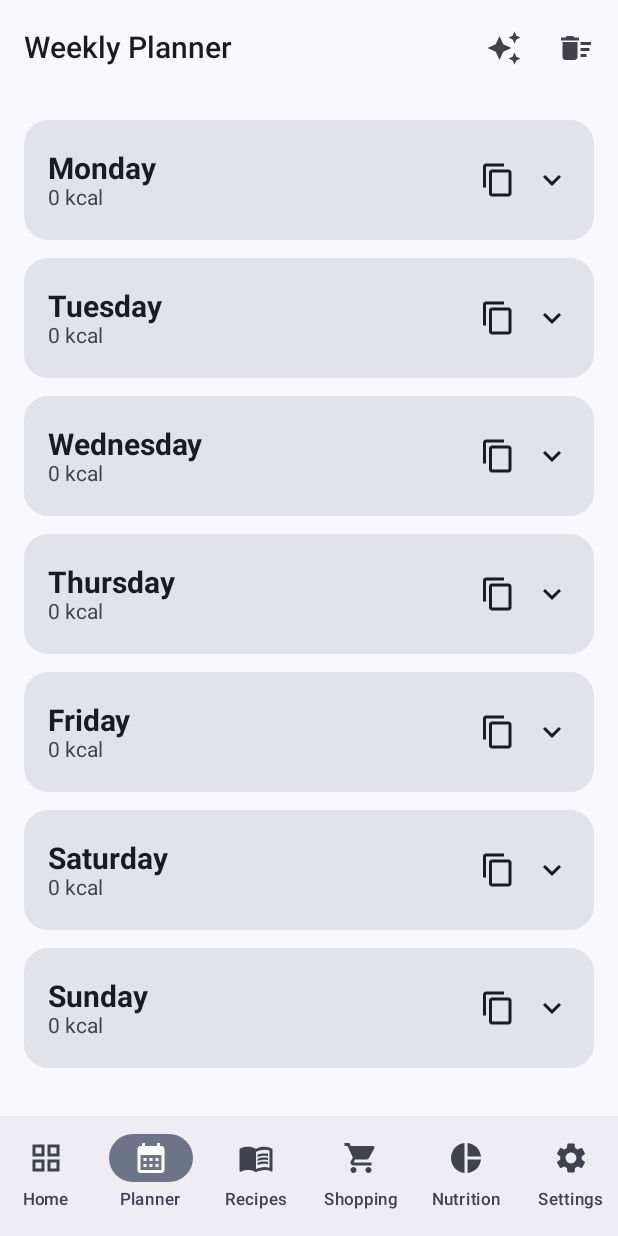
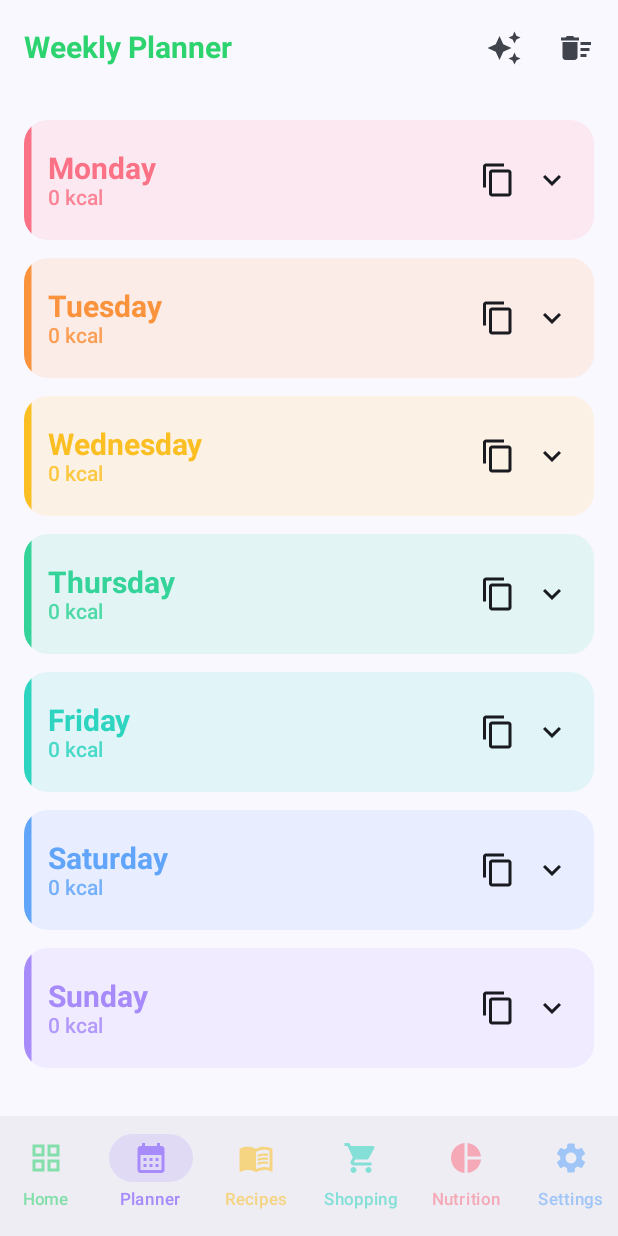
Before and after one commit to laci141/NutriPlan-, an Android app built with Jetpack Compose: the screen it shows after launch (MainActivity), item 2 of the bottom bar chosen, on a phone screen of 412 x 824 dp. Run offline under Robolectric (Android 15) with nearby library versions, the phone set to English and light mode, and no system bars; our stand-ins replace Dagger/Hilt's generated code, Room's generated code, Timber.

Commit message:
Vibrant 2026 accent palette: neon titles, per-day & per-tab colors
- New Accent palette (theme/AccentPalette.kt): neon-green brand accent,
  a rainbow color per weekday, and a signature color per nav tab.
- Screen titles render in neon green via shared ScreenTitle().
- Weekly Planner day cards get a tinted background, a colored left
  stripe and color-coded day name/kcal per weekday.
- Bottom navigation tints each tab in its own color (active fully
  saturated with colored pill, inactive in a muted tint) so the bar is
  no longer monotone.

Co-Authored-By: Claude Sonnet 4.6 <noreply@anthropic.com>
Claude-Session: https://claude.ai/code/session_015GWGYr7oWZjoQy2G7srYaD

```diff
--- a/app/src/main/java/com/nutriplan/app/presentation/NutriPlanApp.kt
+++ b/app/src/main/java/com/nutriplan/app/presentation/NutriPlanApp.kt
@@ -10,6 +10,7 @@ import androidx.compose.material3.Icon
 import androidx.compose.material3.MaterialTheme
 import androidx.compose.material3.NavigationBar
 import androidx.compose.material3.NavigationBarItem
+import androidx.compose.material3.NavigationBarItemDefaults
 import androidx.compose.material3.Scaffold
 import androidx.compose.material3.Text
 import androidx.compose.runtime.Composable
@@ -32,6 +33,7 @@ import com.nutriplan.app.presentation.recipe.RecipeEditScreen
 import com.nutriplan.app.presentation.recipe.RecipeListScreen
 import com.nutriplan.app.presentation.settings.SettingsScreen
 import com.nutriplan.app.presentation.shopping.ShoppingScreen
+import com.nutriplan.app.presentation.theme.Accent
 import com.nutriplan.app.util.Logger
 
 /**
@@ -49,6 +51,9 @@ fun NutriPlanApp() {
             if (currentRoute in BottomNavItem.entries.map { it.route }) {
                 NavigationBar {
                     BottomNavItem.entries.forEach { item ->
+                        // Minden fül a saját akcentus-színét kapja: az aktív telített,
+                        // színes "pirula" háttérrel, az inaktívak halványabb saját árnyalattal.
+                        val itemColor = Accent.forRoute(item.route)
                         NavigationBarItem(
                             selected = currentRoute == item.route,
                             onClick = {
@@ -70,7 +75,14 @@ fun NutriPlanApp() {
                                     softWrap = false,
                                     overflow = TextOverflow.Ellipsis
                                 )
-                            }
+                            },
+                            colors = NavigationBarItemDefaults.colors(
+                                selectedIconColor = itemColor,
+                                selectedTextColor = itemColor,
+                                indicatorColor = itemColor.copy(alpha = 0.20f),
+                                unselectedIconColor = itemColor.copy(alpha = 0.55f),
+                                unselectedTextColor = itemColor.copy(alpha = 0.55f)
+                            )
                         )
                     }
                 }
--- a/app/src/main/java/com/nutriplan/app/presentation/components/CommonComponents.kt
+++ b/app/src/main/java/com/nutriplan/app/presentation/components/CommonComponents.kt
@@ -22,7 +22,18 @@ import androidx.compose.ui.text.style.TextAlign
 import androidx.compose.ui.unit.dp
 import com.nutriplan.app.R
 import com.nutriplan.app.domain.model.NutritionTotals
+import com.nutriplan.app.presentation.theme.Accent
 import androidx.compose.ui.res.stringResource
+
+/** Neon zöld képernyőcím – egységes, „márkás" fejléc a fő oldalak felső sávjában. */
+@Composable
+fun ScreenTitle(text: String) {
+    Text(
+        text = text,
+        fontWeight = FontWeight.Bold,
+        color = Accent.Neon
+    )
+}
 
 /**
  * Újrahasznosítható megjelenítési komponensek.
--- a/app/src/main/java/com/nutriplan/app/presentation/dashboard/DashboardScreen.kt
+++ b/app/src/main/java/com/nutriplan/app/presentation/dashboard/DashboardScreen.kt
@@ -94,6 +94,7 @@ import androidx.core.content.ContextCompat
 import androidx.hilt.navigation.compose.hiltViewModel
 import androidx.lifecycle.compose.collectAsStateWithLifecycle
 import com.nutriplan.app.R
+import com.nutriplan.app.presentation.theme.Accent
 import com.nutriplan.app.data.local.LocalFood
 import com.nutriplan.app.domain.model.FoodLogEntry
 import com.nutriplan.app.domain.model.MealType
@@ -222,7 +223,8 @@ fun DashboardScreen(
             Text(
                 text = stringResource(R.string.app_name),
                 style = MaterialTheme.typography.headlineMedium,
-                fontWeight = FontWeight.Bold
+                fontWeight = FontWeight.Bold,
+                color = Accent.Neon
             )
             Text(
                 text = stringResource(greetingRes),
--- a/app/src/main/java/com/nutriplan/app/presentation/nutrition/NutritionScreen.kt
+++ b/app/src/main/java/com/nutriplan/app/presentation/nutrition/NutritionScreen.kt
@@ -30,6 +30,7 @@ import com.nutriplan.app.R
 import com.nutriplan.app.domain.model.WeekDay
 import com.nutriplan.app.presentation.components.EmptyState
 import com.nutriplan.app.presentation.components.NutritionSummary
+import com.nutriplan.app.presentation.components.ScreenTitle
 import com.nutriplan.app.presentation.util.label
 
 /**
@@ -41,7 +42,7 @@ fun NutritionScreen(viewModel: NutritionViewModel = hiltViewModel()) {
     val state by viewModel.uiState.collectAsStateWithLifecycle()
 
     Scaffold(
-        topBar = { TopAppBar(title = { Text(stringResource(R.string.nutrition_title)) }) }
+        topBar = { TopAppBar(title = { ScreenTitle(stringResource(R.string.nutrition_title)) }) }
     ) { padding ->
         if (!state.hasData) {
             EmptyState(
--- a/app/src/main/java/com/nutriplan/app/presentation/planner/PlannerScreen.kt
+++ b/app/src/main/java/com/nutriplan/app/presentation/planner/PlannerScreen.kt
@@ -21,6 +21,7 @@ import androidx.compose.material.icons.filled.ExpandLess
 import androidx.compose.material.icons.filled.ExpandMore
 import androidx.compose.material3.AlertDialog
 import androidx.compose.material3.Card
+import androidx.compose.material3.CardDefaults
 import androidx.compose.material3.ExperimentalMaterial3Api
 import androidx.compose.material3.HorizontalDivider
 import androidx.compose.material3.Icon
@@ -40,6 +41,8 @@ import androidx.compose.runtime.remember
 import androidx.compose.runtime.setValue
 import androidx.compose.ui.Alignment
 import androidx.compose.ui.Modifier
+import androidx.compose.ui.draw.drawBehind
+import androidx.compose.ui.geometry.Size
 import androidx.compose.ui.res.stringResource
 import androidx.compose.ui.text.font.FontWeight
 import androidx.compose.ui.unit.dp
@@ -52,6 +55,8 @@ import com.nutriplan.app.domain.model.NutritionTotals
 import com.nutriplan.app.domain.model.Recipe
 import com.nutriplan.app.domain.model.WeekDay
 import com.nutriplan.app.presentation.components.NutritionSummary
+import com.nutriplan.app.presentation.components.ScreenTitle
+import com.nutriplan.app.presentation.theme.Accent
 import com.nutriplan.app.presentation.util.displayName
 import com.nutriplan.app.presentation.util.label
 
@@ -86,7 +91,7 @@ fun PlannerScreen(viewModel: PlannerViewModel = hiltViewModel()) {
         snackbarHost = { SnackbarHost(snackbarHostState) },
         topBar = {
             TopAppBar(
-                title = { Text(stringResource(R.string.planner_title)) },
+                title = { ScreenTitle(stringResource(R.string.planner_title)) },
                 actions = {
                     IconButton(onClick = { viewModel.generateWeek() }) {
                         Icon(Icons.Filled.AutoAwesome, contentDescription = stringResource(R.string.auto_plan))
@@ -177,9 +182,21 @@ private fun DayCard(
     onCopy: () -> Unit
 ) {
     var expanded by remember { mutableStateOf(false) }
+    // A naphoz tartozó akcentus-szín (szivárvány-rend hétfőtől vasárnapig).
+    val dayColor = Accent.forDay(day)
 
-    Card(modifier = Modifier.fillMaxWidth()) {
-        Column(modifier = Modifier.padding(16.dp)) {
+    Card(
+        modifier = Modifier.fillMaxWidth(),
+        colors = CardDefaults.cardColors(containerColor = dayColor.copy(alpha = 0.12f))
+    ) {
+        Column(
+            modifier = Modifier
+                // Bal oldali színes csík (a kártya teljes magasságában)
+                .drawBehind {
+                    drawRect(color = dayColor, size = Size(5.dp.toPx(), size.height))
+                }
+                .padding(16.dp)
+        ) {
             Row(
                 modifier = Modifier.fillMaxWidth().clickable { expanded = !expanded },
                 verticalAlignment = Alignment.CenterVertically
@@ -188,12 +205,14 @@ private fun DayCard(
                     Text(
                         text = day.label(),
                         style = MaterialTheme.typography.titleLarge,
-                        fontWeight = FontWeight.Bold
+                        fontWeight = FontWeight.Bold,
+                        color = dayColor
                     )
                     Text(
                         text = "${totals.calories} ${stringResource(R.string.kcal_unit)}",
                         style = MaterialTheme.typography.bodyMedium,
-                        color = MaterialTheme.colorScheme.onSurfaceVariant
+                        fontWeight = FontWeight.SemiBold,
+                        color = dayColor.copy(alpha = 0.85f)
                     )
                 }
                 // Nap másolása másik napra
--- a/app/src/main/java/com/nutriplan/app/presentation/recipe/RecipeListScreen.kt
+++ b/app/src/main/java/com/nutriplan/app/presentation/recipe/RecipeListScreen.kt
@@ -74,6 +74,7 @@ import com.nutriplan.app.domain.model.MealType
 import com.nutriplan.app.domain.model.Recipe
 import com.nutriplan.app.presentation.components.EmptyState
 import com.nutriplan.app.presentation.components.NutritionSummary
+import com.nutriplan.app.presentation.components.ScreenTitle
 import com.nutriplan.app.domain.model.NutritionTotals
 import com.nutriplan.app.presentation.util.ConfirmDeleteDialog
 import com.nutriplan.app.presentation.util.displayName
@@ -128,7 +129,7 @@ fun RecipeListScreen(
         snackbarHost = { SnackbarHost(snackbarHostState) },
         topBar = {
             TopAppBar(
-                title = { Text(stringResource(R.string.recipes_title)) },
+                title = { ScreenTitle(stringResource(R.string.recipes_title)) },
                 actions = {
                     if (selected == null) {
                         IconButton(onClick = {
--- a/app/src/main/java/com/nutriplan/app/presentation/settings/SettingsScreen.kt
+++ b/app/src/main/java/com/nutriplan/app/presentation/settings/SettingsScreen.kt
@@ -53,6 +53,7 @@ import androidx.compose.ui.unit.sp
 import androidx.compose.ui.window.Dialog
 import androidx.lifecycle.compose.collectAsStateWithLifecycle
 import com.nutriplan.app.R
+import com.nutriplan.app.presentation.components.ScreenTitle
 import com.nutriplan.app.domain.model.Language
 import com.nutriplan.app.domain.model.ThemeMode
 import com.nutriplan.app.presentation.util.label
@@ -111,7 +112,7 @@ fun SettingsScreen(viewModel: SettingsViewModel = hiltViewModel()) {
     }
 
     Scaffold(
-        topBar = { TopAppBar(title = { Text(stringResource(R.string.settings_title)) }) },
+        topBar = { TopAppBar(title = { ScreenTitle(stringResource(R.string.settings_title)) }) },
         snackbarHost = { SnackbarHost(snackbarHostState) }
     ) { padding ->
         Column(
--- a/app/src/main/java/com/nutriplan/app/presentation/shopping/ShoppingScreen.kt
+++ b/app/src/main/java/com/nutriplan/app/presentation/shopping/ShoppingScreen.kt
@@ -44,6 +44,7 @@ import com.nutriplan.app.R
 import com.nutriplan.app.domain.model.IngredientCategory
 import com.nutriplan.app.domain.model.ShoppingItem
 import com.nutriplan.app.presentation.components.EmptyState
+import com.nutriplan.app.presentation.components.ScreenTitle
 import com.nutriplan.app.presentation.util.ShoppingShare
 import com.nutriplan.app.presentation.util.displayName
 import com.nutriplan.app.presentation.util.formatQuantity
@@ -71,7 +72,7 @@ fun ShoppingScreen(viewModel: ShoppingViewModel = hiltViewModel()) {
     Scaffold(
         topBar = {
             TopAppBar(
-                title = { Text(stringResource(R.string.shopping_title)) },
+                title = { ScreenTitle(stringResource(R.string.shopping_title)) },
                 actions = {
                     IconButton(
                         onClick = {
--- /dev/null
+++ b/app/src/main/java/com/nutriplan/app/presentation/theme/AccentPalette.kt
@@ -0,0 +1,45 @@
+package com.nutriplan.app.presentation.theme
+
+import androidx.compose.ui.graphics.Color
+import com.nutriplan.app.domain.model.WeekDay
+import com.nutriplan.app.presentation.navigation.Routes
+
+/**
+ * Élénk, 2026-os akcentus-paletta: neon kiemelés sötét háttéren.
+ *
+ * A fő képernyőcímek neon zöldek, a hét napjai és az alsó navigáció füljei
+ * pedig saját, jól megkülönböztethető színt kapnak – így a felület színesebb,
+ * nem egyhangú, de a szín mindig csak kiemelésként (akcentusként) jelenik meg.
+ */
+object Accent {
+
+    /** Neon zöld – a fő képernyőcímek és a Kezdőlap (Dashboard) fül színe. */
+    val Neon = Color(0xFF2DD36F)
+
+    // A hét napjainak szivárvány-színei (hétfőtől vasárnapig).
+    private val coral = Color(0xFFFB7185)   // korall
+    private val orange = Color(0xFFFB923C)  // narancs
+    private val amber = Color(0xFFFBBF24)   // borostyán
+    private val green = Color(0xFF34D399)   // zöld
+    private val teal = Color(0xFF2DD4BF)    // türkiz
+    private val blue = Color(0xFF60A5FA)    // kék
+    private val violet = Color(0xFFA78BFA)  // lila
+
+    private val dayColors = listOf(coral, orange, amber, green, teal, blue, violet)
+
+    /** Egy adott naphoz tartozó akcentus-szín (a sorrend szerint). */
+    fun forDay(day: WeekDay): Color = dayColors[day.ordinal % dayColors.size]
+
+    // Az alsó navigáció füljeinek színei útvonal szerint.
+    private val routeColors: Map<String, Color> = mapOf(
+        Routes.DASHBOARD to Neon,
+        Routes.PLANNER to violet,
+        Routes.RECIPES to amber,
+        Routes.SHOPPING to teal,
+        Routes.NUTRITION to coral,
+        Routes.SETTINGS to blue
+    )
+
+    /** Egy adott navigációs útvonalhoz tartozó szín (ismeretlen esetén neon zöld). */
+    fun forRoute(route: String?): Color = routeColors[route] ?: Neon
+}
```
